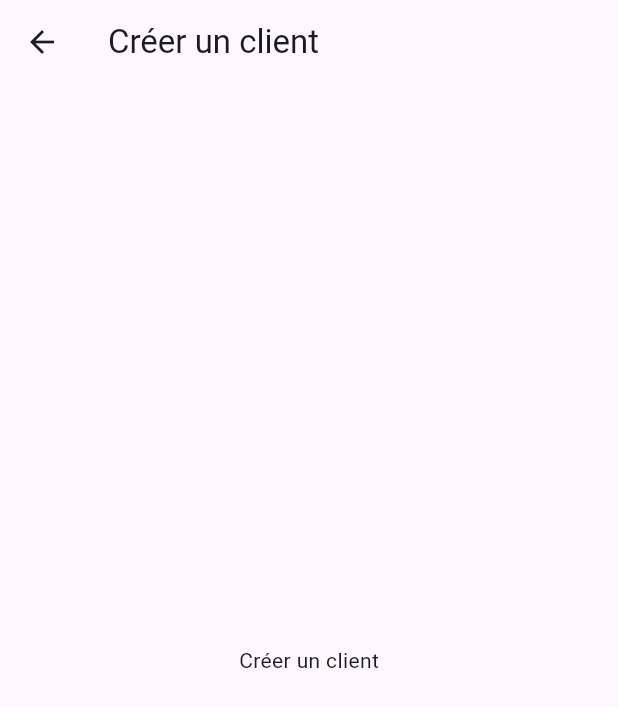
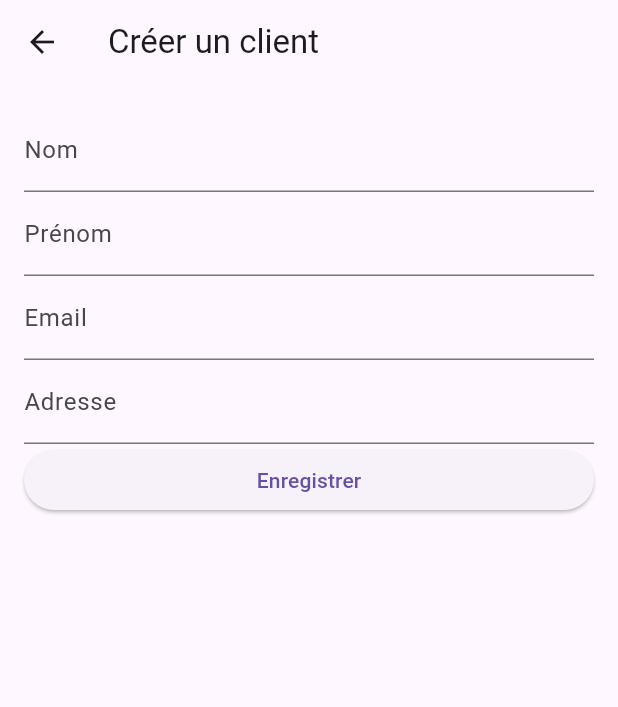
Before and after one commit to JuMANocta/2024_traiteur_mastere, a Flutter app: the CreerClient screen opened directly, on a phone screen of 412 x 824 dp. Shown: the top 707 px of the screen. Run offline on Flutter 3.47's test engine with Material 3 defaults, Android fonts, the phone set to English and light mode, and no system bars; our stand-ins replace animated_text_kit, google_fonts, sembast, sembast_web, sqflite; accounts and stored records are empty.

Commit message:
ajout d'une view client

```diff
--- a/lib/views/creer_client.dart
+++ b/lib/views/creer_client.dart
@@ -1,7 +1,29 @@
 import 'package:flutter/material.dart';
 
-class CreerClient extends StatelessWidget {
-  const CreerClient({Key? key}) : super(key: key);
+class CreerClient extends StatefulWidget {
+  const CreerClient({super.key});
+
+  @override
+  _CreerClientState createState() => _CreerClientState();
+}
+
+class _CreerClientState extends State<CreerClient> {
+  final _formKey = GlobalKey<FormState>();
+  // Définition des TextEditingController
+  final TextEditingController _nomController = TextEditingController();
+  final TextEditingController _prenomController = TextEditingController();
+  final TextEditingController _emailController = TextEditingController();
+  final TextEditingController _adresseController = TextEditingController();
+
+  @override
+  void dispose() {
+    // Nettoyage des contrôleurs quand le Widget est supprimé
+    _nomController.dispose();
+    _prenomController.dispose();
+    _emailController.dispose();
+    _adresseController.dispose();
+    super.dispose();
+  }
 
   @override
   Widget build(BuildContext context) {
@@ -9,8 +31,64 @@ class CreerClient extends StatelessWidget {
       appBar: AppBar(
         title: const Text('Créer un client'),
       ),
-      body: const Center(
-        child: Text('Créer un client'),
+      body: SingleChildScrollView(
+        padding: const EdgeInsets.all(16.0),
+        child: Form(
+          key: _formKey,
+          child: Column(
+            crossAxisAlignment: CrossAxisAlignment.stretch,
+            children: <Widget>[
+              TextField(
+                controller: _nomController,
+                decoration: const InputDecoration(
+                  labelText: 'Nom',
+                ),
+              ),
+              TextField(
+                controller: _prenomController,
+                decoration: const InputDecoration(
+                  labelText: 'Prénom',
+                ),
+              ),
+              TextField(
+                controller: _emailController,
+                decoration: const InputDecoration(
+                  labelText: 'Email',
+                ),
+              ),
+              TextField(
+                controller: _adresseController,
+                decoration: const InputDecoration(
+                  labelText: 'Adresse',
+                ),
+              ),
+              ElevatedButton(
+                onPressed: () {
+                  // Utilisation des valeurs des contrôleurs ici
+                  final String nom = _nomController.text;
+                  final String prenom = _prenomController.text;
+                  final String email = _emailController.text;
+                  final String adresse = _adresseController.text;
+
+                  // Affichage des valeurs dans la console pour vérification
+                  print('Nom: $nom');
+                  print('Prénom: $prenom');
+                  print('Email: $email');
+                  print('Adresse: $adresse');
+                  // Exemple de création d'un objet Client (supposez que vous ayez une classe Client appropriée)
+                  // Client nouveauClient = Client(nom: nom, prenom: prenom, email: email, adresse: adresse);
+
+                  // Pour fermer le clavier après la soumission
+                  FocusScope.of(context).unfocus();
+
+                  // Optionnel: Afficher un message ou naviguer vers une autre page après l'ajout
+                  ScaffoldMessenger.of(context).showSnackBar(const SnackBar(content: Text('Client ajouté avec succès')));
+                },
+                child: const Text('Enregistrer'),
+              ),
+            ],
+          ),
+        ),
       ),
     );
   }
```
